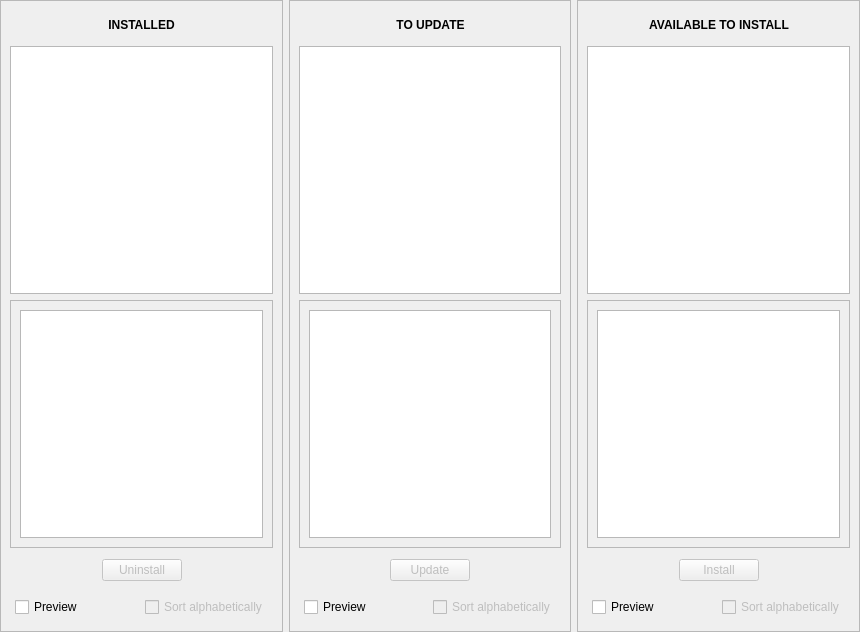
The window that src/mainwindowview.ui (juliagoda/pak-gui) describes before a commit, drawn with Qt 5.
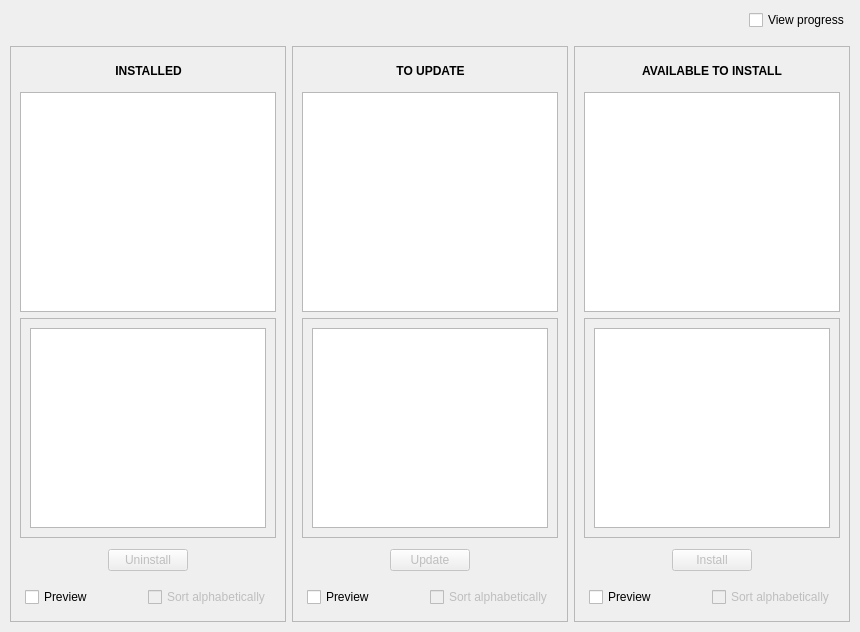
The same window after the commit.

Diff of the .ui file:
```diff
--- a/src/mainwindowview.ui
+++ b/src/mainwindowview.ui
@@ -27,7 +27,69 @@
     <number>0</number>
    </property>
    <item row="0" column="0">
-    <layout class="QHBoxLayout" name="horizontalLayout">
+    <layout class="QVBoxLayout" name="verticalLayout_10">
+     <property name="leftMargin">
+      <number>5</number>
+     </property>
+     <property name="topMargin">
+      <number>5</number>
+     </property>
+     <property name="rightMargin">
+      <number>5</number>
+     </property>
+     <property name="bottomMargin">
+      <number>5</number>
+     </property>
+     <item>
+      <layout class="QHBoxLayout" name="horizontalLayout_10">
+       <property name="leftMargin">
+        <number>5</number>
+       </property>
+       <property name="topMargin">
+        <number>5</number>
+       </property>
+       <property name="rightMargin">
+        <number>5</number>
+       </property>
+       <property name="bottomMargin">
+        <number>5</number>
+       </property>
+       <item>
+        <spacer name="horizontalSpacer_13">
+         <property name="orientation">
+          <enum>Qt::Horizontal</enum>
+         </property>
+         <property name="sizeHint" stdset="0">
+          <size>
+           <width>40</width>
+           <height>20</height>
+          </size>
+         </property>
+        </spacer>
+       </item>
+       <item>
+        <widget class="QCheckBox" name="progress_view_checkbox">
+         <property name="text">
+          <string>View progress</string>
+         </property>
+        </widget>
+       </item>
+      </layout>
+     </item>
+     <item>
+      <layout class="QHBoxLayout" name="horizontalLayout_8">
+       <property name="leftMargin">
+        <number>5</number>
+       </property>
+       <property name="topMargin">
+        <number>5</number>
+       </property>
+       <property name="rightMargin">
+        <number>5</number>
+       </property>
+       <property name="bottomMargin">
+        <number>5</number>
+       </property>
      <item>
       <widget class="QScrollArea" name="scrollArea">
        <property name="widgetResizable">
@@ -38,8 +100,8 @@
          <rect>
           <x>0</x>
           <y>0</y>
-          <width>280</width>
-          <height>628</height>
+            <width>274</width>
+            <height>571</height>
          </rect>
         </property>
         <layout class="QVBoxLayout" name="verticalLayout">
@@ -119,8 +181,8 @@
              <rect>
               <x>0</x>
               <y>0</y>
-              <width>260</width>
-              <height>242</height>
+                <width>254</width>
+                <height>213</height>
              </rect>
             </property>
             <layout class="QVBoxLayout" name="verticalLayout_4">
@@ -233,8 +295,8 @@
          <rect>
           <x>0</x>
           <y>0</y>
-          <width>280</width>
-          <height>628</height>
+            <width>274</width>
+            <height>571</height>
          </rect>
         </property>
         <layout class="QVBoxLayout" name="verticalLayout_2">
@@ -311,8 +373,8 @@
              <rect>
               <x>0</x>
               <y>0</y>
-              <width>260</width>
-              <height>242</height>
+                <width>254</width>
+                <height>213</height>
              </rect>
             </property>
             <layout class="QVBoxLayout" name="verticalLayout_5">
@@ -425,8 +487,8 @@
          <rect>
           <x>0</x>
           <y>0</y>
-          <width>280</width>
-          <height>628</height>
+            <width>274</width>
+            <height>571</height>
          </rect>
         </property>
         <layout class="QVBoxLayout" name="verticalLayout_3">
@@ -503,8 +565,8 @@
              <rect>
               <x>0</x>
               <y>0</y>
-              <width>260</width>
-              <height>242</height>
+                <width>254</width>
+                <height>213</height>
              </rect>
             </property>
             <layout class="QVBoxLayout" name="verticalLayout_6">
@@ -606,6 +668,8 @@
         </layout>
        </widget>
       </widget>
+       </item>
+      </layout>
      </item>
     </layout>
    </item>
```
Lines whose indentation alone changed are shown as unchanged.
